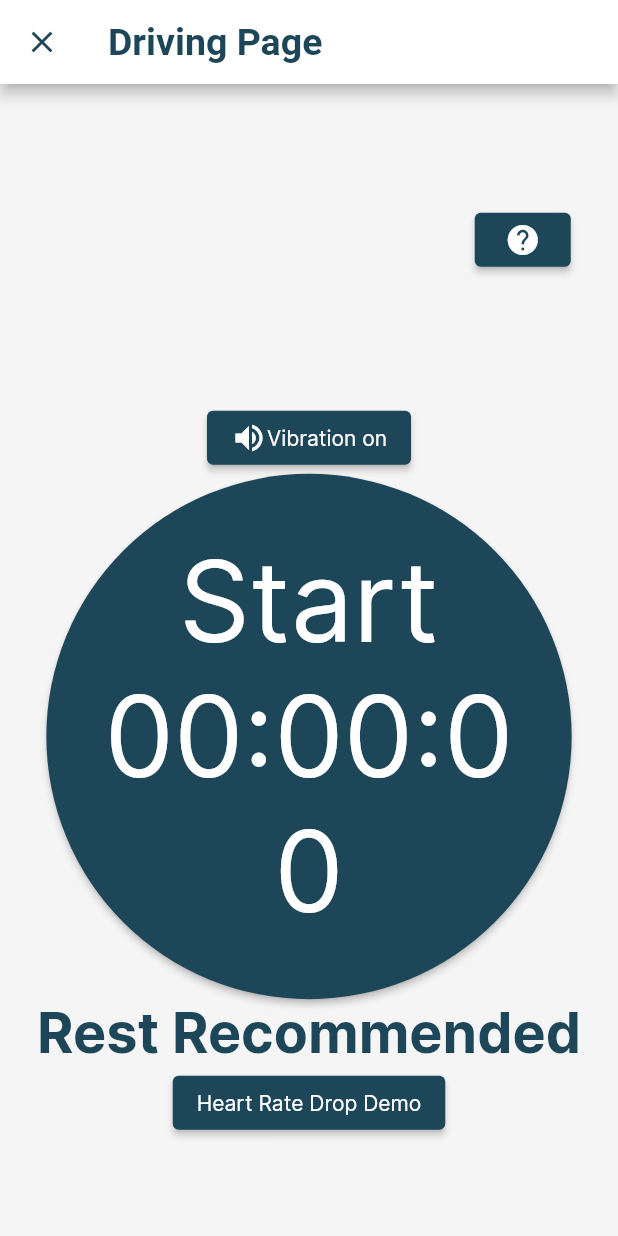
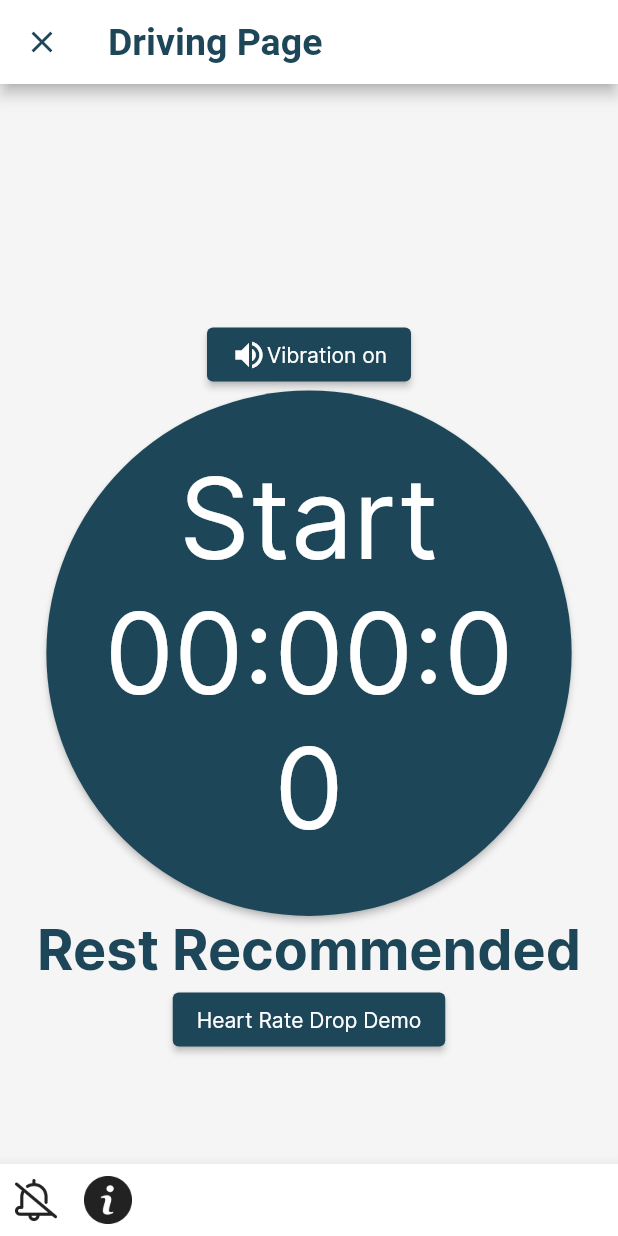
Before and after one commit to FalconLuma/-DECO38010--VillersBoysII, a Flutter app: the DrivingPage screen opened directly with empty values, on a phone screen of 412 x 824 dp. Run offline on Flutter 3.47's test engine with Material 2 defaults, Android fonts, the phone set to English and light mode, and no system bars; our stand-ins replace shared_preferences, vibration; missing offline and left inert: sliding_switch; accounts and stored records are empty.

Commit message:
Added a bottom navigation bar to driving page that has a button replacing the recommendation button previousally in top right of screen. Also added a bell button for toggle mute vibrate that changes the stuff but shows no visual change yet in the bottom bar only on the old button at the top

```diff
--- a/villers_boys_ii/lib/driving_page.dart
+++ b/villers_boys_ii/lib/driving_page.dart
@@ -359,27 +359,6 @@ class _DrivingPageState extends State<DrivingPage> {
             children: <Widget>[
               Padding(
                 padding: const EdgeInsets.fromLTRB(300, 15, 15, 0),
-                  child: ElevatedButton(
-                      onPressed: () {
-                        _showRecommendations(context, widget.level);
-                        if (_recommendations) {
-                          _recommendations = false;
-                        } else {
-                          _recommendations = true;
-                        }
-                      },
-                      child: Visibility(
-                        visible: _recommendations,
-                        replacement: Row(children: const [
-                          Icon(Icons.help),
-                        ]),
-                        child: Row(children: const [
-                          Icon(Icons.help),
-                        ]),
-                      )),
-                ),
-                Padding(
-                  padding: const EdgeInsets.fromLTRB(300, 15, 15, 0),
                 child: Visibility(
                   visible: !_showHeartRate,
                   replacement: Row(
@@ -466,7 +445,33 @@ class _DrivingPageState extends State<DrivingPage> {
             ],
           ),
         ],
-        ));
+      ),
+      bottomNavigationBar: BottomAppBar(
+          child: Row(
+        children: [
+          IconButton(
+              onPressed: () {
+                if (_vibrate) {
+                  _vibrate = false;
+                } else {
+                  _vibrate = true;
+                }
+              },
+              icon: ImageIcon(
+                AssetImage(bellOutline),
+                size: 50,
+              )),
+          IconButton(
+              onPressed: () {
+                _showRecommendations(context, widget.level);
+              },
+              icon: ImageIcon(
+                AssetImage(infoIconColour),
+                size: 50,
+              ))
+        ],
+      )),
+    );
   }
 
   loadData() async {
```
Lines whose indentation alone changed are shown as unchanged.
